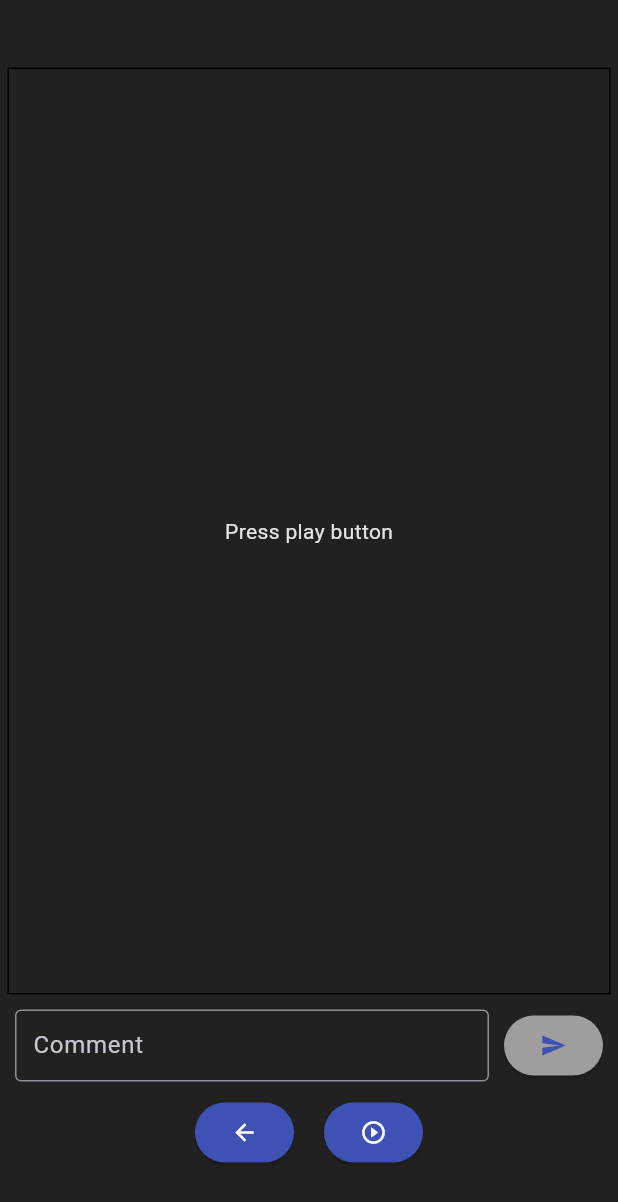
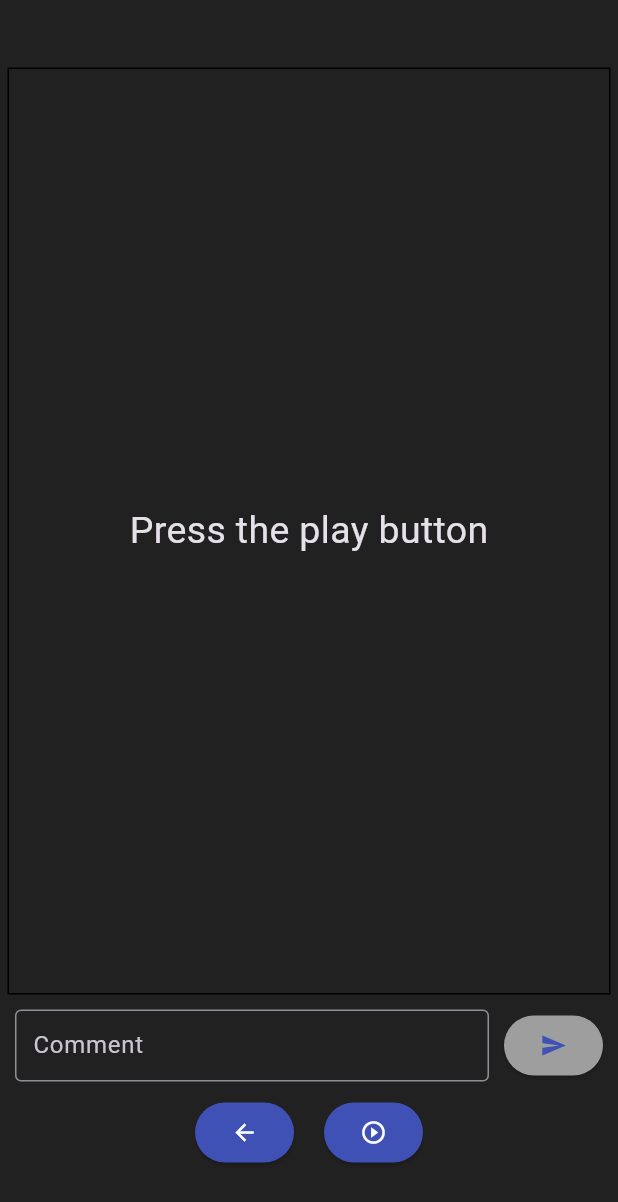
Before and after one commit to claustra01/3TapLive-flutter, a Flutter app: the StreamingAudiencePage screen opened directly with empty values, on a phone screen of 412 x 824 dp. Shown: the top 1202 px of the screen. Run offline on Flutter 3.47's test engine with Material 2 defaults, Android fonts, the phone set to English and light mode, and no system bars; our stand-ins replace firebase_auth, firebase_core, flutter_dotenv, flutter_riverpod, google_fonts, google_sign_in and 2 more; missing offline and left inert: agora_rtc_engine; accounts and stored records are empty; generated files the repository leaves out were written again; network calls fail; Roboto replaces fonts that are missing (Murecho).

Commit message:
:sparkles: video panel progress indicator

```diff
--- a/lib/component/video_panel.dart
+++ b/lib/component/video_panel.dart
@@ -27,3 +27,20 @@ Widget videoPanel(RtcEngine agoraEngine, String channelName, int uid, int? remot
     }
   }
 }
+
+Widget offVideoInfo(bool isInit) {
+  if (isInit) {
+    return const Center(
+      child: Text(
+        'Press the play button',
+        style: TextStyle(
+          fontSize: 25,
+        ),
+      ),
+    );
+  } else {
+    return const Center(
+      child: CircularProgressIndicator(),
+    );
+  }
+}
--- a/lib/view/streaming_audience.dart
+++ b/lib/view/streaming_audience.dart
@@ -26,6 +26,7 @@ class StreamingAudiencePageState extends ConsumerState<StreamingAudiencePage> {
 
   int? _remoteUid;
   bool _isJoined = false;
+  bool _isInitial = true;
   final bool _isHost = false;
   late RtcEngine agoraEngine;
 
@@ -72,6 +73,10 @@ class StreamingAudiencePageState extends ConsumerState<StreamingAudiencePage> {
   }
 
   void _join() async {
+
+    setState(() {
+      _isInitial = false;
+    });
 
     // Set channel options
     ChannelMediaOptions options;
@@ -145,13 +150,11 @@ class StreamingAudiencePageState extends ConsumerState<StreamingAudiencePage> {
             )
           else
             Container(
-                margin: const EdgeInsets.only(left: 5, right: 5),
-                padding: const EdgeInsets.symmetric(horizontal: 3, vertical: 4),
-                height: deviceHeight * 0.75,
-                decoration: BoxDecoration(border: Border.all()),
-                child: const Center(
-                  child: Text('Press play button'),
-                )
+              margin: const EdgeInsets.only(left: 5, right: 5),
+              padding: const EdgeInsets.symmetric(horizontal: 3, vertical: 4),
+              height: deviceHeight * 0.75,
+              decoration: BoxDecoration(border: Border.all()),
+              child: offVideoInfo(_isInitial),
             ),
           CommentForm(channelName: widget.channelName),
           Row(
```
Also changed, not shown: lib/view/streaming_host.dart (+6 -3 lines).
